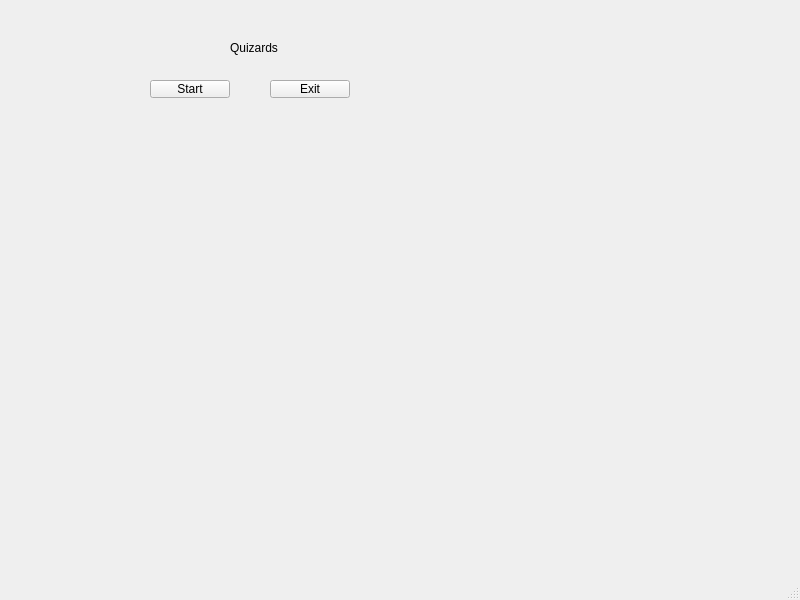
First picture: the form in titlewindow.ui, repository MONKEYFACE678/QuizardsQT, before the edit.
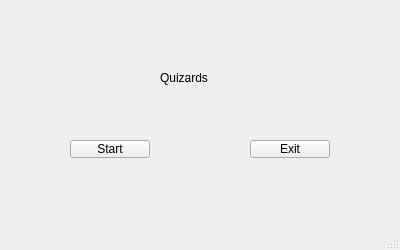
Second picture: the form after the edit.

Commit message: Finally... It works...

```diff
--- a/titlewindow.ui
+++ b/titlewindow.ui
@@ -6,10 +6,22 @@
    <rect>
     <x>0</x>
     <y>0</y>
-    <width>800</width>
-    <height>600</height>
+    <width>400</width>
+    <height>250</height>
    </rect>
   </property>
+  <property name="minimumSize">
+   <size>
+    <width>400</width>
+    <height>250</height>
+   </size>
+  </property>
+  <property name="maximumSize">
+   <size>
+    <width>400</width>
+    <height>250</height>
+   </size>
+  </property>
   <property name="windowTitle">
    <string>MainWindow</string>
   </property>
@@ -17,8 +29,8 @@
    <widget class="QPushButton" name="pushButton">
     <property name="geometry">
      <rect>
-      <x>150</x>
-      <y>80</y>
+      <x>70</x>
+      <y>140</y>
       <width>80</width>
       <height>18</height>
      </rect>
@@ -30,8 +42,8 @@
    <widget class="QPushButton" name="pushButton_2">
     <property name="geometry">
      <rect>
-      <x>270</x>
-      <y>80</y>
+      <x>250</x>
+      <y>140</y>
       <width>80</width>
       <height>18</height>
      </rect>
@@ -43,8 +55,8 @@
    <widget class="QLabel" name="label">
     <property name="geometry">
      <rect>
-      <x>230</x>
-      <y>40</y>
+      <x>160</x>
+      <y>70</y>
       <width>71</width>
       <height>16</height>
      </rect>
```
Left out of the diff: 2 changed lines with no effect on the pictures. The commit also changes 1 other file.
